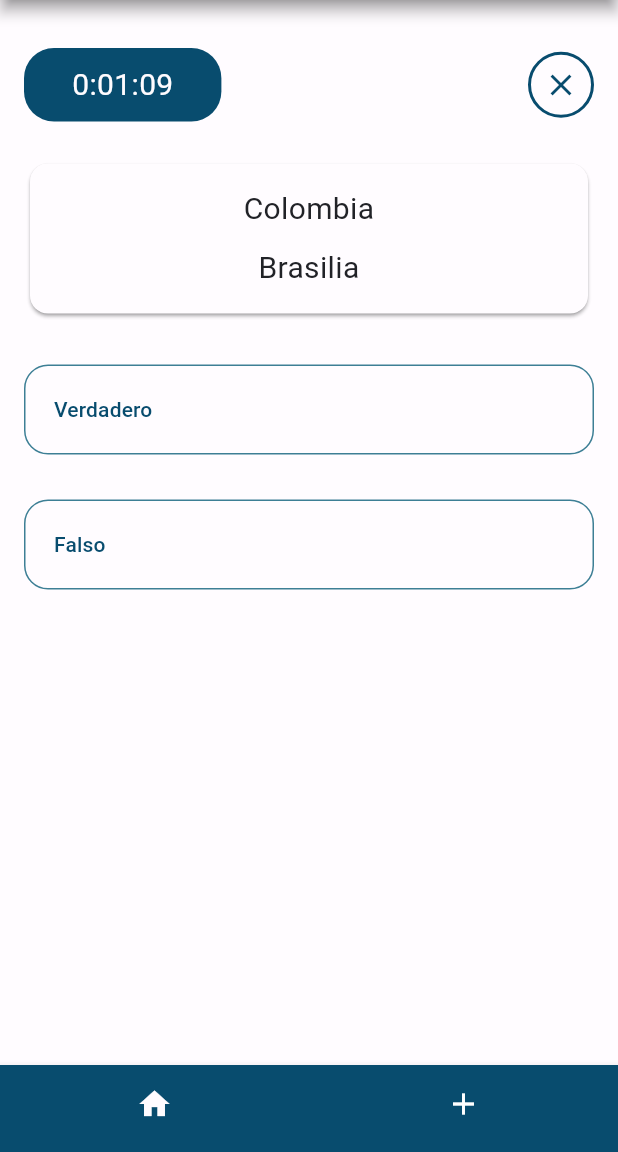
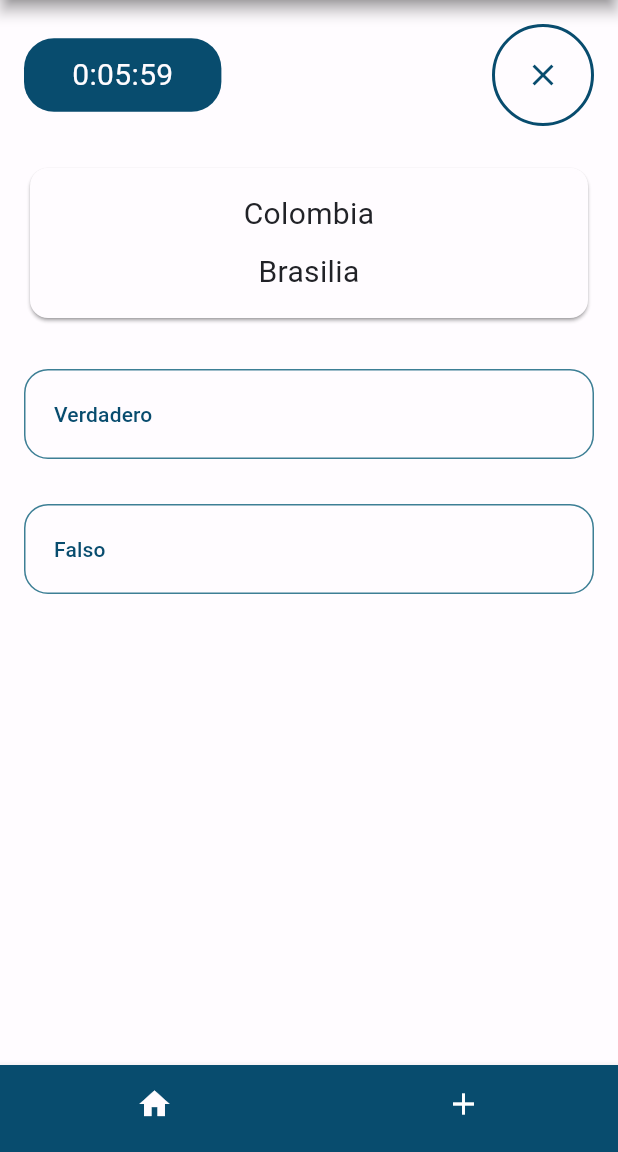
Before and after one commit to anabellaj/Genie, a Flutter app: the TestView widget shown alone on an empty page, opened directly, after a tap on "Iniciar prueba", on a phone screen of 412 x 824 dp, the part 84-1236 px from its top. Run offline on Flutter 3.47's test engine with Material 3 defaults, Android fonts, the phone set to English and light mode, and no system bars; our stand-ins replace file_picker, google_fonts, shared_preferences; missing offline and left inert: flutter_pdfview, mongo_dart; accounts and stored records are empty.

Commit message:
Pruebas con tiempo dinamico y el boton de salirse sirve

```diff
--- a/genie_app/lib/view/screens/test_menu.dart
+++ b/genie_app/lib/view/screens/test_menu.dart
@@ -18,6 +18,11 @@ class _TestViewState extends State<TestView> {
   late bool isLoading = true;
   late List<Widget> topics = [];
   int numQuestions = 2;
+  int timeLimit = 360;
+
+  void setTimeLimit(int minutes){
+    timeLimit = minutes*60;
+  }
 
   @override
   Widget build(BuildContext context) {
@@ -65,7 +70,7 @@ class _TestViewState extends State<TestView> {
                       ])
                     ]),
                 const SizedBox(height: 18.0),
-                const MyTimeLimitWidget(),
+                MyTimeLimitWidget(setTimeLimit: setTimeLimit,),
                 const SizedBox(height: 20.0),
                 Row(
                   mainAxisAlignment: MainAxisAlignment.center,
@@ -91,7 +96,7 @@ class _TestViewState extends State<TestView> {
                                               question: 'Honduras',
                                               correctAnswer: 'Tegucigalpa'),
                                         ]),
-                                        timeLeft: 70,
+                                        timeLeft: timeLimit,
                                       )));
                         },
                         style: mainButtonStyle,
--- a/genie_app/lib/view/screens/tf_quiz.dart
+++ b/genie_app/lib/view/screens/tf_quiz.dart
@@ -1,14 +1,11 @@
 import 'dart:async';
 import 'dart:math';
-
 import 'package:flutter/material.dart';
-import 'package:genie_app/models/tf_question.dart';
 import 'package:genie_app/models/tf_quiz.dart';
 import 'package:genie_app/view/theme.dart';
 import 'package:genie_app/view/widgets/quiz_summary.dart';
 import 'package:genie_app/view/widgets/appbar.dart';
 import 'package:genie_app/view/widgets/bottom_nav_bar.dart';
-import 'package:genie_app/view/widgets/timer.dart';
 
 var randomGenerator = Random();
 
@@ -24,26 +21,53 @@ class TFQuizScreen extends StatefulWidget {
 }
 
 class _TFQuizScreenState extends State<TFQuizScreen> {
-  int timeLeft = 360;
+  late int timeLeft;
+  late var currentQuestion;
+  final List<int> emergenceOrder = [];
+  List<bool> guesses = [];
+  int correctGuesses = 0;
+  var answeredQuestions = 0;
+  var questionHasBeenAnswered = false;
+  var questionHasBeenAnsweredCorrectly = false;
+  late Timer timer;
+
+  @override
+  void initState() {
+    widget.quiz.initialize();
+    for (var i = 0; i < widget.quiz.questions.length; i++) {
+      emergenceOrder.add(i);
+    }
+    emergenceOrder.shuffle();
+    setState(() {
+      currentQuestion = generateQuestion();
+    });
+    _startTimer();
+    timeLeft = widget.timeLeft;
+    super.initState();
+  }
+
+  @override
+  void dispose() {
+    timer.cancel();
+    super.dispose();
+  }
+
   void _startTimer() {
-    Timer.periodic(const Duration(seconds: 1), (timer) {
+    timer = Timer.periodic(const Duration(seconds: 1), (timer) {
+
       setState(() {
         if (timeLeft > 0) {
           timeLeft--;
         } else {
           timer.cancel();
+          for (var i = answeredQuestions; i <= emergenceOrder.length;i++){
+            guesses.add(false);
+            answeredQuestions++;
+          }
         }
       });
     });
   }
-
-  late var currentQuestion;
-  int correctGuesses = 0;
-  final List<int> emergenceOrder = [];
-  var answeredQuestions = 0;
-  List<bool> guesses = [];
-  var questionHasBeenAnswered = false;
-  var questionHasBeenAnsweredCorrectly = false;
 
   void userAnswered(bool action) {
     if ((currentQuestion[1] == currentQuestion[2] && action) ||
@@ -85,21 +109,6 @@ class _TFQuizScreenState extends State<TFQuizScreen> {
   }
 
   @override
-  void initState() {
-    widget.quiz.initialize();
-    for (var i = 0; i < widget.quiz.questions.length; i++) {
-      emergenceOrder.add(i);
-    }
-    emergenceOrder.shuffle();
-    setState(() {
-      currentQuestion = generateQuestion();
-    });
-    super.initState();
-    _startTimer();
-    timeLeft = widget.timeLeft;
-  }
-
-  @override
   Widget build(BuildContext context) {
     Widget? nextButton;
     Widget? mainContent;
@@ -129,43 +138,8 @@ class _TFQuizScreenState extends State<TFQuizScreen> {
     );
 
     if (answeredQuestions <= (widget.quiz.questions.length)) {
-      mainContent = Padding(
-        padding: const EdgeInsets.all(16.0),
-        child: Column(
+      mainContent = Column(
         children: [
-            const SizedBox(height: 16.0),
-            Row(mainAxisAlignment: MainAxisAlignment.spaceBetween, children: [
-              Container(
-                // width: double.infinity,
-                padding:
-                    const EdgeInsets.symmetric(vertical: 10, horizontal: 32),
-                decoration: BoxDecoration(
-                  color: genieThemeDataDemo.primaryColor,
-                  borderRadius: BorderRadius.circular(20),
-                ),
-                child: Align(
-                  // alignment: Alignment.center,
-                  child: Text(
-                    Duration(seconds: timeLeft).toString().split('.').first,
-                    style: genieThemeDataDemo.primaryTextTheme.bodyMedium,
-                  ),
-                ),
-              ),
-              Container(
-                decoration: BoxDecoration(
-                  shape: BoxShape.circle,
-                  border: Border.all(
-                      color: genieThemeDataDemo.primaryColor,
-                      width: 2.0), // Adjust border color and width
-                ),
-                padding: const EdgeInsets.all(8.0), // Adjust padding as needed
-                child: Icon(
-                  Icons.close,
-                  color: genieThemeDataDemo.primaryColor, // Adjust icon color
-                ),
-              ),
-            ]),
-            const SizedBox(height: 24.0),
           Card(
             shadowColor: genieThemeDataDemo.colorScheme.onSurface,
             child: Center(
@@ -195,7 +169,7 @@ class _TFQuizScreenState extends State<TFQuizScreen> {
                 if (!questionHasBeenAnswered) userAnswered(true);
               },
               style: OutlinedButton.styleFrom(
-                    padding: EdgeInsets.all(20.0),
+                  padding: const EdgeInsets.all(20.0),
                   side: BorderSide(
                       color: genieThemeDataDemo.colorScheme.secondary),
                   shape: RoundedRectangleBorder(
@@ -222,7 +196,7 @@ class _TFQuizScreenState extends State<TFQuizScreen> {
                 if (!questionHasBeenAnswered) userAnswered(false);
               },
               style: OutlinedButton.styleFrom(
-                    padding: EdgeInsets.all(20.0),
+                  padding: const EdgeInsets.all(20.0),
                   side: BorderSide(
                       color: genieThemeDataDemo.colorScheme.secondary),
                   shape: RoundedRectangleBorder(
@@ -242,13 +216,7 @@ class _TFQuizScreenState extends State<TFQuizScreen> {
                 ],
               )),
           if (questionHasBeenAnswered) nextButton,
-            questionHasBeenAnsweredCorrectly
-                ? const Text('Chi')
-                : questionHasBeenAnswered
-                    ? const Text('Nopi')
-                    : const Text(''),
         ],
-        ),
       );
     } else {
       mainContent = QuizSummary(
@@ -261,7 +229,47 @@ class _TFQuizScreenState extends State<TFQuizScreen> {
 
     return Scaffold(
       appBar: TopBar(),
-      body: mainContent,
+      body: Padding(
+        padding: const EdgeInsets.all(16.0),
+        child: Column(
+          children: [
+            Row(mainAxisAlignment: MainAxisAlignment.spaceBetween, children: [
+              Container(
+                padding:
+                    const EdgeInsets.symmetric(vertical: 10, horizontal: 32),
+                decoration: BoxDecoration(
+                  color: genieThemeDataDemo.primaryColor,
+                  borderRadius: BorderRadius.circular(20),
+                ),
+                child: Align(
+                  child: Text(
+                    Duration(seconds: timeLeft).toString().split('.').first,
+                    style: genieThemeDataDemo.primaryTextTheme.bodyMedium,
+                  ),
+                ),
+              ),
+              Container(
+                decoration: BoxDecoration(
+                  shape: BoxShape.circle,
+                  border: Border.all(
+                      color: genieThemeDataDemo.primaryColor,
+                      width: 2.0), // Adjust border color and width
+                ),
+                padding: const EdgeInsets.all(8.0), // Adjust padding as needed
+                child: IconButton(
+                  icon: const Icon(Icons.close),
+                  color: genieThemeDataDemo.primaryColor,
+                  onPressed: () {
+                    Navigator.of(context).pop();
+                  },
+                ),
+              ),
+            ]),
+            const SizedBox(height: 24.0),
+            mainContent,
+          ],
+        ),
+      ),
       bottomNavigationBar: BottomNavBar(),
     );
   }
--- a/genie_app/lib/view/widgets/time_limit.dart
+++ b/genie_app/lib/view/widgets/time_limit.dart
@@ -3,7 +3,8 @@ import 'package:genie_app/view/theme.dart';
 import 'package:genie_app/view/widgets/more_less_btns.dart';
 
 class MyTimeLimitWidget extends StatefulWidget {
-  const MyTimeLimitWidget({super.key});
+  const MyTimeLimitWidget({super.key, required this.setTimeLimit});
+  final Function(int timeSet) setTimeLimit;
 
   @override
   _MyTimeLimitWidgetState createState() => _MyTimeLimitWidgetState();
@@ -16,6 +17,7 @@ class _MyTimeLimitWidgetState extends State<MyTimeLimitWidget> {
     setState(() {
       _timeLimit =
           _timeLimit < 120 ? _timeLimit + 10 : _timeLimit; // Limit max value
+          widget.setTimeLimit(_timeLimit);
     });
   }
 
@@ -23,6 +25,7 @@ class _MyTimeLimitWidgetState extends State<MyTimeLimitWidget> {
     setState(() {
       _timeLimit =
           _timeLimit > 10 ? _timeLimit - 10 : _timeLimit; // Limit min value
+          widget.setTimeLimit(_timeLimit);
     });
   }
 
```
Lines whose indentation alone changed are shown as unchanged.
